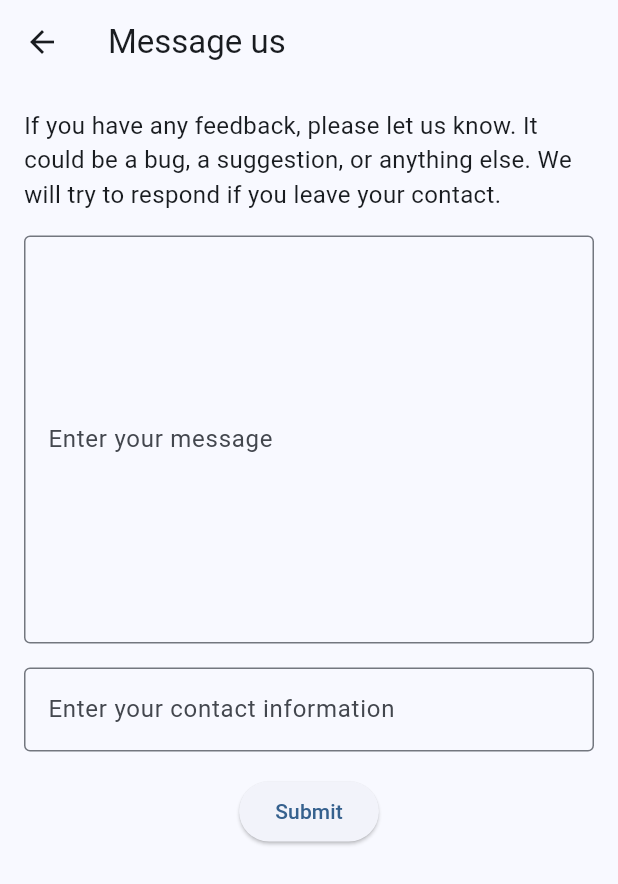
After one commit to blakejjia/WatMap, a Flutter app: the MessageUsPage screen opened directly, on a phone screen of 412 x 824 dp. The commit adds this screen. Shown: the top 884 px of the screen. Run offline on Flutter 3.47's test engine with Material 3 defaults, Android fonts, the phone set to English and light mode, and no system bars; our stand-ins replace bloc, drift, drift_flutter, flutter_bloc, flutter_dotenv, get_it and 3 more; accounts and stored records are empty; generated files the repository leaves out were written again.

Commit message:
added message us page

```diff
--- a/lib/backend/services/SupaService.dart
+++ b/lib/backend/services/SupaService.dart
@@ -32,4 +32,17 @@ class SupaService {
       return false;
     }
   }
+
+  Future<bool> reportMessage(String message, String contact) async {
+    try {
+      await db.from('messages').insert({
+        'message': message,
+        'contact': contact,
+      });
+      return true;
+    } catch (e) {
+      print('Error reporting message: $e');
+      return false;
+    }
+  }
 }
--- a/lib/frontend/algorithm/algorithms.dart
+++ b/lib/frontend/algorithm/algorithms.dart
@@ -24,7 +24,7 @@ const double PT_EPS = 1;
 
 double STAIRS_COST = 30; // depends on usr settings, typically ~30
 double OUTSIDE_COST_MULTIPLIER = 4; // if sunny, 1; if snow, this number
-double WALK_SPEED = 3.5; // on map, needs more investigation.
+double WALK_SPEED = 4; // on map, needs more investigation.
 
 <<<<<<< HEAD
 =======
--- a/lib/frontend/blocs/report_bloc/report_bloc.dart
+++ b/lib/frontend/blocs/report_bloc/report_bloc.dart
@@ -10,6 +10,25 @@ part 'report_state.dart';
 
 class ReportBloc extends Bloc<ReportEvent, ReportState> {
   ReportBloc() : super(ReportState()) {
+    on<SendUsMessageEvent>((event, emit) async {
+      bool response = await getIt<SupaService>().reportMessage(
+        event.message,
+        event.contact,
+      );
+      if (response) {
+        emit(
+          state.copyWith(
+            status: "success",
+            message: "Thank you for your feedback",
+          ),
+        );
+      } else {
+        emit(
+          state.copyWith(status: "error", message: "Failed to send message"),
+        );
+      }
+    });
+
     on<ReportRouteEvent>((event, emit) async {
       RawPath path = RawPath(
         buildingA: event.buildingA,
@@ -24,7 +43,8 @@ class ReportBloc extends Bloc<ReportEvent, ReportState> {
         emit(
           state.copyWith(
             status: "success",
-            message: "It will be reviewed by blake within 3 days, try update data after hood.",
+            message:
+                "It will be reviewed by blake within 3 days, try update data after hood.",
           ),
         );
       } else {
@@ -33,5 +53,9 @@ class ReportBloc extends Bloc<ReportEvent, ReportState> {
         );
       }
     });
+
+    on<RefreshReportEvent>((event, emit) {
+      emit(state.copyWith(status: "", message: ""));
+    });
   }
 }
--- a/lib/frontend/blocs/report_bloc/report_event.dart
+++ b/lib/frontend/blocs/report_bloc/report_event.dart
@@ -27,3 +27,16 @@ int extractNumber(String input) {
   final Match? match = regex.firstMatch(input);
   return match != null ? int.parse(match.group(0)!) : 0;
 }
+
+// called inside the Message us page
+class SendUsMessageEvent extends ReportEvent {
+  final String message;
+  final String contact;
+
+  SendUsMessageEvent(this.message, this.contact);
+}
+
+// called when usr leave the report page.
+class RefreshReportEvent extends ReportEvent {
+  RefreshReportEvent();
+}
--- /dev/null
+++ b/lib/frontend/pages/settings_page/pages/message_us/components/input_field.dart
@@ -0,0 +1,61 @@
+part of '../message_us_page.dart';
+
+class _InputField extends StatelessWidget {
+  const _InputField({super.key});
+
+  @override
+  Widget build(BuildContext context) {
+    final TextEditingController messageController = TextEditingController();
+    final TextEditingController contactController = TextEditingController();
+
+    return Form(
+      child: Column(
+        children: [
+          TextFormField(
+            controller: messageController,
+            maxLines: 10,
+            decoration: InputDecoration(
+              border: OutlineInputBorder(),
+              labelText: 'Enter your message',
+            ),
+            validator: (value) {
+              if (value == null || value.isEmpty) {
+                return 'Message is required';
+              }
+              return null;
+            },
+          ),
+          const SizedBox(height: 16),
+          TextFormField(
+            controller: contactController,
+            decoration: InputDecoration(
+              border: OutlineInputBorder(),
+              labelText: 'Enter your contact information',
+            ),
+            validator: (value) {
+              if (value == null || value.isEmpty) {
+                return 'Message is required';
+              }
+              return null;
+            },
+          ),
+          const SizedBox(height: 16),
+          ElevatedButton(
+            onPressed: () {
+              final contactInfo = contactController.text;
+              final message = messageController.text;
+              if (contactInfo.isNotEmpty && message.isNotEmpty) {
+                context.read<ReportBloc>().add(
+                  SendUsMessageEvent(message, contactInfo),
+                );
+                messageController.clear();
+                contactController.clear();
+              }
+            },
+            child: const Text("Submit"),
+          ),
+        ],
+      ),
+    );
+  }
+}
--- /dev/null
+++ b/lib/frontend/pages/settings_page/pages/message_us/message_us_page.dart
@@ -0,0 +1,65 @@
+import 'package:flutter/material.dart';
+import 'package:flutter_bloc/flutter_bloc.dart';
+import 'package:watmap/main.dart';
+
+import '../../../../blocs/report_bloc/report_bloc.dart';
+
+part 'components/input_field.dart';
+
+class MessageUsPage extends StatefulWidget {
+  const MessageUsPage({super.key});
+
+  @override
+  State<MessageUsPage> createState() => _MessageUsPageState();
+}
+
+class _MessageUsPageState extends State<MessageUsPage> {
+  @override
+  Widget build(BuildContext context) {
+    return Scaffold(
+      appBar: AppBar(title: const Text("Message us")),
+      body: BlocBuilder<ReportBloc, ReportState>(
+        builder: (context, state) {
+          return ListView(
+            padding: const EdgeInsets.all(16.0),
+            children: [
+              const Text(
+                "If you have any feedback, please let us know. It could be a bug, a suggestion, or anything else. We will try to respond if you leave your contact.",
+                style: TextStyle(fontSize: 16.0),
+              ),
+              const SizedBox(height: 16),
+              const _InputField(),
+              _message(state),
+            ],
+          );
+        },
+      ),
+    );
+  }
+
+  @override
+  void dispose() {
+    getIt<ReportBloc>().add(RefreshReportEvent());
+    super.dispose();
+  }
+}
+
+Widget _message(ReportState state) {
+  return Center(
+    child: Container(
+      margin: const EdgeInsets.all(8.0),
+      child: Text(
+        state.message,
+        style: TextStyle(
+          fontSize: 16.0,
+          color:
+              state.status == "success"
+                  ? Colors.green
+                  : state.status == "error"
+                  ? Colors.red
+                  : Colors.black,
+        ),
+      ),
+    ),
+  );
+}
--- a/lib/frontend/pages/report_route_page/components/map_data_field.dart
+++ b/lib/frontend/pages/settings_page/pages/report_route/components/input_field.dart
@@ -1,13 +1,13 @@
 part of '../report_route_page.dart';
 
-class MapDataField extends StatefulWidget {
-  const MapDataField({super.key});
+class _InputField extends StatefulWidget {
+  const _InputField({super.key});
 
   @override
-  _MapDataFieldState createState() => _MapDataFieldState();
+  _InputFieldState createState() => _InputFieldState();
 }
 
-class _MapDataFieldState extends State<MapDataField> {
+class _InputFieldState extends State<_InputField> {
   final GlobalKey<FormState> formKey = GlobalKey<FormState>();
 
   final TextEditingController buildingAController = TextEditingController();
--- a/lib/frontend/pages/settings_page/settings_page.dart
+++ b/lib/frontend/pages/settings_page/settings_page.dart
@@ -4,7 +4,8 @@ import 'package:flutter/material.dart';
 import 'package:flutter/services.dart';
 import 'package:flutter_bloc/flutter_bloc.dart';
 import 'package:watmap/frontend/blocs/settings_bloc/settings_bloc.dart';
-import 'package:watmap/frontend/pages/report_route_page/report_route_page.dart';
+import 'package:watmap/frontend/pages/settings_page/pages/message_us/message_us_page.dart';
+import 'package:watmap/frontend/pages/settings_page/pages/report_route/report_route_page.dart';
 
 part 'components/group_tile.dart';
 part 'components/info_view.dart';
@@ -83,6 +84,18 @@ class SettingsPage extends StatelessWidget {
                       );
                     },
                   ),
+                  ListTile(
+                    leading: Icon(Icons.message),
+                    title: Text("Send us a message"),
+                    onTap: () {
+                      Navigator.push(
+                        context,
+                        MaterialPageRoute(
+                          builder: (context) => MessageUsPage(),
+                        ),
+                      );
+                    },
+                  ),
                 ],
               ),
             ],
```
Also changed, not shown: lib/frontend/pages/settings_page/pages/report_route/report_route_page.dart (renamed from lib/frontend/pages/report_route_page/report_route_page.dart, +18 -5 lines).
